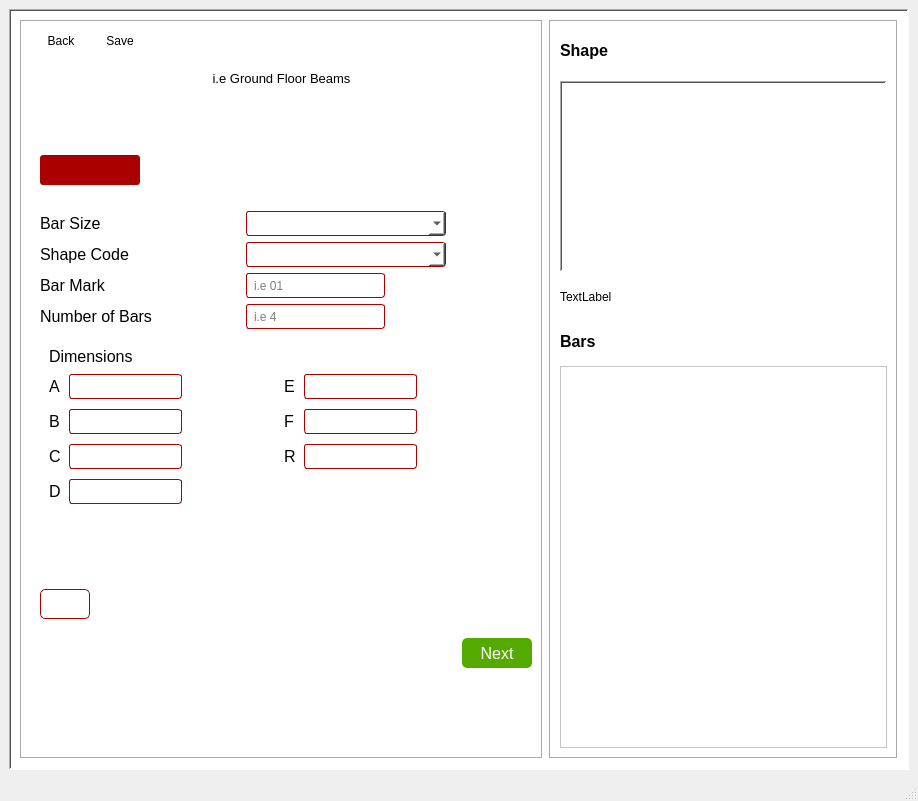
Ano-ly/GenBBS, file assets/ui/GenBBS_reinf.ui: the form before one commit.
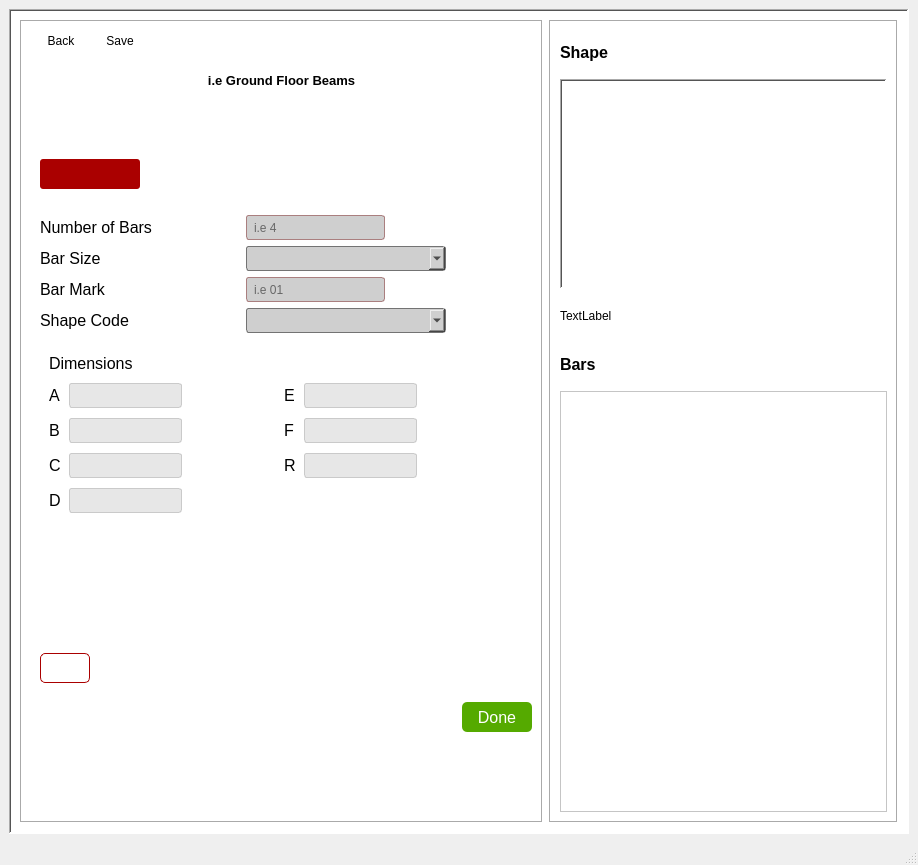
The form after the commit. Icons and pictures are not drawn.

Diff of the .ui file:
```diff
--- a/assets/ui/GenBBS_reinf.ui
+++ b/assets/ui/GenBBS_reinf.ui
@@ -7,7 +7,7 @@
     <x>0</x>
     <y>0</y>
     <width>918</width>
-    <height>801</height>
+    <height>865</height>
    </rect>
   </property>
   <property name="font">
@@ -87,7 +87,7 @@
          </property>
          <property name="styleSheet">
           <string notr="true">QMainWindow {
-	font: 9pt &quot;Titillium Web&quot;;
+	font: 9pt &quot;Segoe UI&quot;;
 }
 #btnNextReinf {
 background-color: rgb(85, 170, 0);
@@ -134,6 +134,24 @@
 }
 #btnDeleteItemCatg1:hover {
 border: 3px solid rgb(170, 0, 0);
+}
+QLineEdit {
+border-radius: 3px;
+background-color: rgb(207, 207, 207);
+border: 1px solid rgb(170, 127, 127);
+padding-left: 5px;
+}
+QLineEdit:disabled{
+border-radius: 3px;
+background-color: rgb(231, 231, 231);
+border: 1px solid rgb(202, 202, 202);
+padding-left: 5px;
+}
+QComboBox{
+border-radius: 3px;
+border: 1px solid rgb(115, 115, 115);
+padding-left: 5px;
+background-color: rgb(207, 207, 207);
 }</string>
          </property>
          <property name="frameShape">
@@ -220,6 +238,7 @@
                <font>
                 <family>Segoe UI</family>
                 <pointsize>10</pointsize>
+                <bold>true</bold>
                </font>
               </property>
               <property name="styleSheet">
@@ -244,7 +263,7 @@
           </item>
           <item>
            <widget class="QWidget" name="formReinf" native="true">
-            <layout class="QVBoxLayout" name="verticalLayout_3" stretch="0,0,0,1,1,1,1,10,0,0">
+            <layout class="QVBoxLayout" name="verticalLayout_3" stretch="0,0,0,0,1,1,0,10,0,0">
              <item>
               <spacer name="vSpacer6_3">
                <property name="orientation">
@@ -299,6 +318,85 @@
                </property>
               </spacer>
              </item>
+             <item>
+              <layout class="QHBoxLayout" name="noOfBarsReinf" stretch="2,1,1">
+               <item>
+                <widget class="QLabel" name="label5Reinf">
+                 <property name="sizePolicy">
+                  <sizepolicy hsizetype="Preferred" vsizetype="Fixed">
+                   <horstretch>0</horstretch>
+                   <verstretch>0</verstretch>
+                  </sizepolicy>
+                 </property>
+                 <property name="minimumSize">
+                  <size>
+                   <width>200</width>
+                   <height>0</height>
+                  </size>
+                 </property>
+                 <property name="maximumSize">
+                  <size>
+                   <width>200</width>
+                   <height>16777215</height>
+                  </size>
+                 </property>
+                 <property name="font">
+                  <font>
+                   <family>Segoe UI</family>
+                   <pointsize>12</pointsize>
+                   <bold>false</bold>
+                  </font>
+                 </property>
+                 <property name="text">
+                  <string>Number of Bars</string>
+                 </property>
+                </widget>
+               </item>
+               <item>
+                <widget class="QLineEdit" name="inputNoOfBars">
+                 <property name="sizePolicy">
+                  <sizepolicy hsizetype="Preferred" vsizetype="Fixed">
+                   <horstretch>0</horstretch>
+                   <verstretch>0</verstretch>
+                  </sizepolicy>
+                 </property>
+                 <property name="minimumSize">
+                  <size>
+                   <width>0</width>
+                   <height>25</height>
+                  </size>
+                 </property>
+                 <property name="font">
+                  <font>
+                   <family>Segoe UI</family>
+                   <pointsize>9</pointsize>
+                   <italic>false</italic>
+                   <bold>false</bold>
+                  </font>
+                 </property>
+                 <property name="styleSheet">
+                  <string notr="true"/>
+                 </property>
+                 <property name="placeholderText">
+                  <string>i.e 4</string>
+                 </property>
+                </widget>
+               </item>
+               <item>
+                <spacer name="hSpacer6_3">
+                 <property name="orientation">
+                  <enum>Qt::Orientation::Horizontal</enum>
+                 </property>
+                 <property name="sizeHint" stdset="0">
+                  <size>
+                   <width>40</width>
+                   <height>20</height>
+                  </size>
+                 </property>
+                </spacer>
+               </item>
+              </layout>
+             </item>
              <item>
               <layout class="QHBoxLayout" name="barSizeReinf" stretch="2,1,1">
                <item>
@@ -348,11 +446,7 @@
                   </size>
                  </property>
                  <property name="styleSheet">
-                  <string notr="true">border-radius: 3px;
-border: 1px solid rgb(170, 0, 0);
-font: 9pt &quot;Consolas&quot;;
-padding-left: 5px;
-</string>
+                  <string notr="true"/>
                  </property>
                  <property name="editable">
                   <bool>true</bool>
@@ -374,84 +468,6 @@
                </item>
               </layout>
              </item>
-             <item>
-              <layout class="QHBoxLayout" name="shapeCodeReinf" stretch="2,1,1">
-               <item>
-                <widget class="QLabel" name="label6Reinf">
-                 <property name="sizePolicy">
-                  <sizepolicy hsizetype="Preferred" vsizetype="Fixed">
-                   <horstretch>0</horstretch>
-                   <verstretch>0</verstretch>
-                  </sizepolicy>
-                 </property>
-                 <property name="minimumSize">
-                  <size>
-                   <width>200</width>
-                   <height>0</height>
-                  </size>
-                 </property>
-                 <property name="maximumSize">
-                  <size>
-                   <width>200</width>
-                   <height>16777215</height>
-                  </size>
-                 </property>
-                 <property name="font">
-                  <font>
-                   <family>Segoe UI</family>
-                   <pointsize>12</pointsize>
-                   <bold>false</bold>
-                  </font>
-                 </property>
-                 <property name="text">
-                  <string>Shape Code</string>
-                 </property>
-                </widget>
-               </item>
-               <item>
-                <widget class="QComboBox" name="inputShapeCodeReinf">
-                 <property name="sizePolicy">
-                  <sizepolicy hsizetype="Preferred" vsizetype="Fixed">
-                   <horstretch>0</horstretch>
-                   <verstretch>0</verstretch>
-                  </sizepolicy>
-                 </property>
-                 <property name="minimumSize">
-                  <size>
-                   <width>200</width>
-                   <height>25</height>
-                  </size>
-                 </property>
-                 <property name="styleSheet">
-                  <string notr="true">border-radius: 3px;
-border: 1px solid rgb(170, 0, 0);
-font: 9pt &quot;Consolas&quot;;
-padding-left: 5px;
-</string>
-                 </property>
-                 <property name="editable">
-                  <bool>true</bool>
-                 </property>
-                 <property name="placeholderText">
-                  <string>i.e 44</string>
-                 </property>
-                </widget>
-               </item>
-               <item>
-                <spacer name="hSpacer6_4">
-                 <property name="orientation">
-                  <enum>Qt::Orientation::Horizontal</enum>
-                 </property>
-                 <property name="sizeHint" stdset="0">
-                  <size>
-                   <width>40</width>
-                   <height>20</height>
-                  </size>
-                 </property>
-                </spacer>
-               </item>
-              </layout>
-             </item>
              <item>
               <layout class="QHBoxLayout" name="barMarkReinf" stretch="2,1,1">
                <item>
@@ -509,10 +525,7 @@
                   </font>
                  </property>
                  <property name="styleSheet">
-                  <string notr="true">border-radius: 3px;
-border: 1px solid rgb(170, 0, 0);
-padding-left: 5px;
-</string>
+                  <string notr="true"/>
                  </property>
                  <property name="placeholderText">
                   <string>i.e 01</string>
@@ -535,9 +548,9 @@
               </layout>
              </item>
              <item>
-              <layout class="QHBoxLayout" name="noOfBarsReinf" stretch="2,1,1">
+              <layout class="QHBoxLayout" name="shapeCodeReinf" stretch="2,1,1">
                <item>
-                <widget class="QLabel" name="label5Reinf">
+                <widget class="QLabel" name="label6Reinf">
                  <property name="sizePolicy">
                   <sizepolicy hsizetype="Preferred" vsizetype="Fixed">
                    <horstretch>0</horstretch>
@@ -564,12 +577,12 @@
                   </font>
                  </property>
                  <property name="text">
-                  <string>Number of Bars</string>
+                  <string>Shape Code</string>
                  </property>
                 </widget>
                </item>
                <item>
-                <widget class="QLineEdit" name="inputNoOfBars">
+                <widget class="QComboBox" name="inputShapeCodeReinf">
                  <property name="sizePolicy">
                   <sizepolicy hsizetype="Preferred" vsizetype="Fixed">
                    <horstretch>0</horstretch>
@@ -578,31 +591,23 @@
                  </property>
                  <property name="minimumSize">
                   <size>
-                   <width>0</width>
+                   <width>200</width>
                    <height>25</height>
                   </size>
                  </property>
-                 <property name="font">
-                  <font>
-                   <family>Segoe UI</family>
-                   <pointsize>9</pointsize>
-                   <italic>false</italic>
-                   <bold>false</bold>
-                  </font>
-                 </property>
                  <property name="styleSheet">
-                  <string notr="true">border-radius: 3px;
-border: 1px solid rgb(170, 0, 0);
-padding-left: 5px;
-</string>
+                  <string notr="true"/>
+                 </property>
+                 <property name="editable">
+                  <bool>true</bool>
                  </property>
                  <property name="placeholderText">
-                  <string>i.e 4</string>
+                  <string>i.e 44</string>
                  </property>
                 </widget>
                </item>
                <item>
-                <spacer name="hSpacer6_3">
+                <spacer name="hSpacer6_4">
                  <property name="orientation">
                   <enum>Qt::Orientation::Horizontal</enum>
                  </property>
@@ -690,6 +695,9 @@
                     </item>
                     <item>
                      <widget class="QLineEdit" name="aDimension">
+                      <property name="enabled">
+                       <bool>false</bool>
+                      </property>
                       <property name="minimumSize">
                        <size>
                         <width>0</width>
@@ -697,11 +705,7 @@
                        </size>
                       </property>
                       <property name="styleSheet">
-                       <string notr="true">border-radius: 3px;
-border: 1px solid rgb(170, 0, 0);
-font: 9pt &quot;Consolas&quot;;
-padding-left: 5px;
-</string>
+                       <string notr="true"/>
                       </property>
                      </widget>
                     </item>
@@ -757,6 +761,9 @@
                     </item>
                     <item>
                      <widget class="QLineEdit" name="bDimension">
+                      <property name="enabled">
+                       <bool>false</bool>
+                      </property>
                       <property name="minimumSize">
                        <size>
                         <width>0</width>
@@ -764,11 +771,7 @@
                        </size>
                       </property>
                       <property name="styleSheet">
-                       <string notr="true">border-radius: 3px;
-border: 1px solid rgb(170, 0, 0);
-font: 9pt &quot;Consolas&quot;;
-padding-left: 5px;
-</string>
+                       <string notr="true"/>
                       </property>
                      </widget>
                     </item>
@@ -824,6 +827,9 @@
                     </item>
                     <item>
                      <widget class="QLineEdit" name="dDimension">
+                      <property name="enabled">
+                       <bool>false</bool>
+                      </property>
                       <property name="minimumSize">
                        <size>
                         <width>0</width>
@@ -831,11 +837,7 @@
                        </size>
                       </property>
                       <property name="styleSheet">
-                       <string notr="true">border-radius: 3px;
-border: 1px solid rgb(170, 0, 0);
-font: 9pt &quot;Consolas&quot;;
-padding-left: 5px;
-</string>
+                       <string notr="true"/>
                       </property>
                      </widget>
                     </item>
@@ -891,6 +893,9 @@
                     </item>
                     <item>
                      <widget class="QLineEdit" name="cDimension">
+                      <property name="enabled">
+                       <bool>false</bool>
+                      </property>
                       <property name="minimumSize">
                        <size>
                         <width>0</width>
@@ -898,11 +903,7 @@
                        </size>
                       </property>
                       <property name="styleSheet">
-                       <string notr="true">border-radius: 3px;
-border: 1px solid rgb(170, 0, 0);
-font: 9pt &quot;Consolas&quot;;
-padding-left: 5px;
-</string>
+                       <string notr="true"/>
                       </property>
                      </widget>
                     </item>
@@ -958,6 +959,9 @@
                     </item>
                     <item>
                      <widget class="QLineEdit" name="eDimension">
+                      <property name="enabled">
+                       <bool>false</bool>
+                      </property>
                       <property name="minimumSize">
                        <size>
                         <width>0</width>
@@ -965,11 +969,7 @@
                        </size>
                       </property>
                       <property name="styleSheet">
-                       <string notr="true">border-radius: 3px;
-border: 1px solid rgb(170, 0, 0);
-font: 9pt &quot;Consolas&quot;;
-padding-left: 5px;
-</string>
+                       <string notr="true"/>
                       </property>
                      </widget>
                     </item>
@@ -1025,6 +1025,9 @@
                     </item>
                     <item>
                      <widget class="QLineEdit" name="fDimension">
+                      <property name="enabled">
+                       <bool>false</bool>
+                      </property>
                       <property name="minimumSize">
                        <size>
                         <width>0</width>
@@ -1032,11 +1035,7 @@
                        </size>
                       </property>
                       <property name="styleSheet">
-                       <string notr="true">border-radius: 3px;
-border: 1px solid rgb(170, 0, 0);
-font: 9pt &quot;Consolas&quot;;
-padding-left: 5px;
-</string>
+                       <string notr="true"/>
                       </property>
                      </widget>
                     </item>
@@ -1092,6 +1091,9 @@
                     </item>
                     <item>
                      <widget class="QLineEdit" name="rDimension">
+                      <property name="enabled">
+                       <bool>false</bool>
+                      </property>
                       <property name="minimumSize">
                        <size>
                         <width>0</width>
@@ -1099,11 +1101,7 @@
                        </size>
                       </property>
                       <property name="styleSheet">
-                       <string notr="true">border-radius: 3px;
-border: 1px solid rgb(170, 0, 0);
-font: 9pt &quot;Consolas&quot;;
-padding-left: 5px;
-</string>
+                       <string notr="true"/>
                       </property>
                      </widget>
                     </item>
@@ -1478,7 +1476,7 @@
              <string notr="true"/>
             </property>
             <property name="text">
-             <string>Next</string>
+             <string>Done</string>
             </property>
            </widget>
           </item>
@@ -1522,13 +1520,18 @@
          <property name="autoFillBackground">
           <bool>false</bool>
          </property>
+         <property name="styleSheet">
+          <string notr="true">#formulaReinf{
+	font: 11pt &quot;Segoe UI&quot;;
+}</string>
+         </property>
          <property name="frameShape">
           <enum>QFrame::Shape::Box</enum>
          </property>
          <property name="frameShadow">
           <enum>QFrame::Shadow::Sunken</enum>
          </property>
-         <layout class="QVBoxLayout" name="verticalLayout_2" stretch="1,0,5,1,1,10">
+         <layout class="QVBoxLayout" name="verticalLayout_2" stretch="1,5,1,1,10">
           <item>
            <widget class="QLabel" name="label2Reinf">
             <property name="font">
@@ -1544,16 +1547,6 @@
             </property>
            </widget>
           </item>
-          <item>
-           <widget class="QFrame" name="frame">
-            <property name="frameShape">
-             <enum>QFrame::Shape::StyledPanel</enum>
-            </property>
-            <property name="frameShadow">
-             <enum>QFrame::Shadow::Raised</enum>
-            </property>
-           </widget>
-          </item>
           <item>
            <widget class="QLabel" name="shapeDisplayReinf">
             <property name="font">
@@ -1563,11 +1556,7 @@
              </font>
             </property>
             <property name="styleSheet">
-             <string notr="true">background-image: url(:/images/98.jpg);
-    background-repeat: no-repeat;
-    background-position: center;
-    background-attachment: fixed;
-color: black;</string>
+             <string notr="true"/>
             </property>
             <property name="frameShape">
              <enum>QFrame::Shape::WinPanel</enum>
@@ -1582,7 +1571,10 @@
              <string/>
             </property>
             <property name="scaledContents">
-             <bool>true</bool>
+             <bool>false</bool>
+            </property>
+            <property name="alignment">
+             <set>Qt::AlignmentFlag::AlignCenter</set>
             </property>
            </widget>
           </item>
@@ -1621,7 +1613,14 @@
            </widget>
           </item>
           <item>
-           <widget class="QTableWidget" name="tableWidgetReinf"/>
+           <widget class="QTableWidget" name="tableWidgetReinf">
+            <property name="editTriggers">
+             <set>QAbstractItemView::EditTrigger::NoEditTriggers</set>
+            </property>
+            <property name="updateThreshold">
+             <number>700</number>
+            </property>
+           </widget>
           </item>
          </layout>
         </widget>
```
